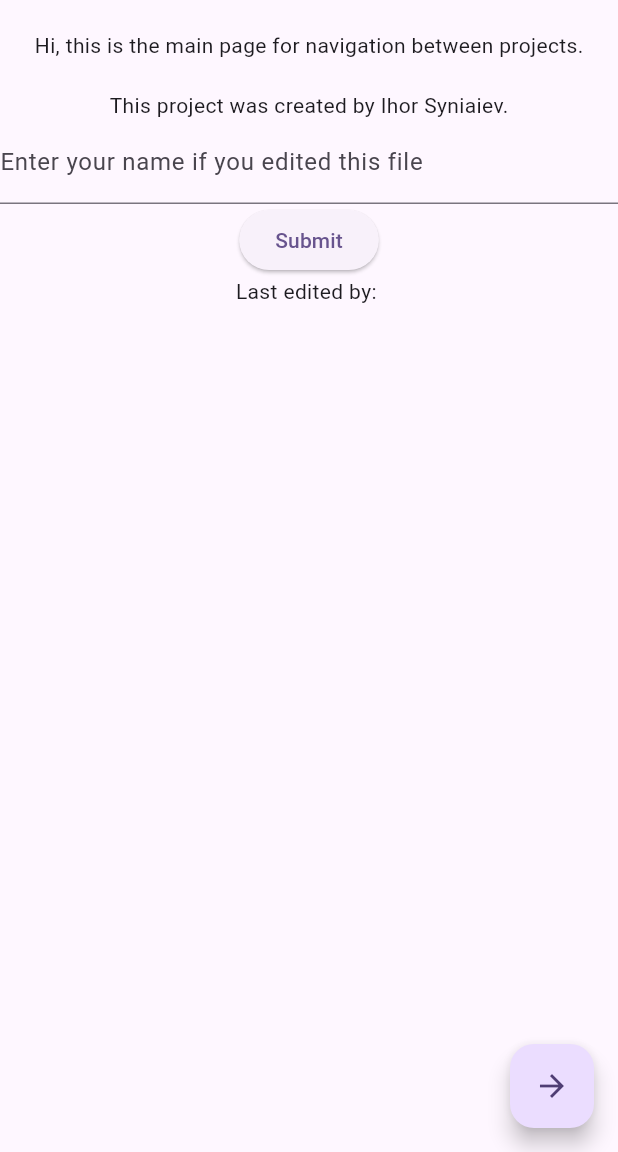
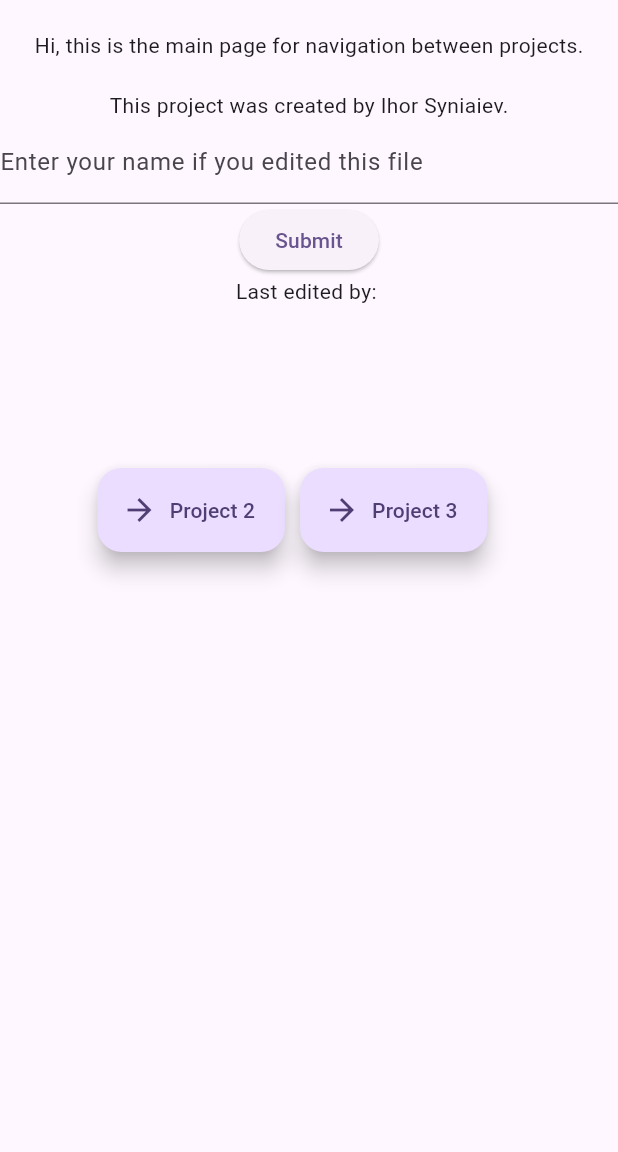
Before and after one commit to BatGardo/Flutter_Empat, a Flutter app: the screen it shows after launch, on a phone screen of 412 x 824 dp, the part 84-1236 px from its top. Run offline on Flutter 3.47's test engine with Material 3 defaults, Android fonts, the phone set to English and light mode, and no system bars.

Commit message:
Buttons for project 2+
Initialize button+position on page

```diff
--- a/lib/main.dart
+++ b/lib/main.dart
@@ -1,5 +1,6 @@
 import 'package:flutter/material.dart';
 import 'package:flutter_empat_main/Project2.dart';
+import 'package:flutter_empat_main/Project3.dart';
 
 void main() {
   runApp(const MyApp());
@@ -88,11 +89,15 @@ class _MyHomePageState extends State<MyHomePage> {
           ],
         ),
       ),
-      floatingActionButton: Column(
-        mainAxisAlignment: MainAxisAlignment.end,
+      floatingActionButton: Center(
+        child: Wrap(
+          spacing: 10,
+          runSpacing: 10,
+          direction: Axis.horizontal,
           children: [
             const SizedBox(height: 10),
-          FloatingActionButton(
+            FloatingActionButton.extended(
+            heroTag: 'project2',
               onPressed: () {
                 Navigator.push(
                   context,
@@ -101,11 +106,25 @@ class _MyHomePageState extends State<MyHomePage> {
                   ),
                 );
               },
-            tooltip: 'Go to Project 2',
-            child: const Icon(Icons.arrow_forward), // must be project title
+              label: const Text('Project 2'),
+              icon: const Icon(Icons.arrow_forward),
+            ),
+            FloatingActionButton.extended(
+            heroTag: 'project3',
+              onPressed: () {
+                Navigator.push(
+                  context,
+                  MaterialPageRoute(
+                    builder: (context) => const Project3(title: 'Project 3'),
+                  ),
+                );
+              },
+              label: const Text('Project 3'),
+              icon: const Icon(Icons.arrow_forward),
             ),
           ],
         )
+      ),
     );
   }
 }
```
Also changed, not shown: lib/Project3.dart (added, +29 -0 lines). Lines whose indentation alone changed are shown as unchanged.
